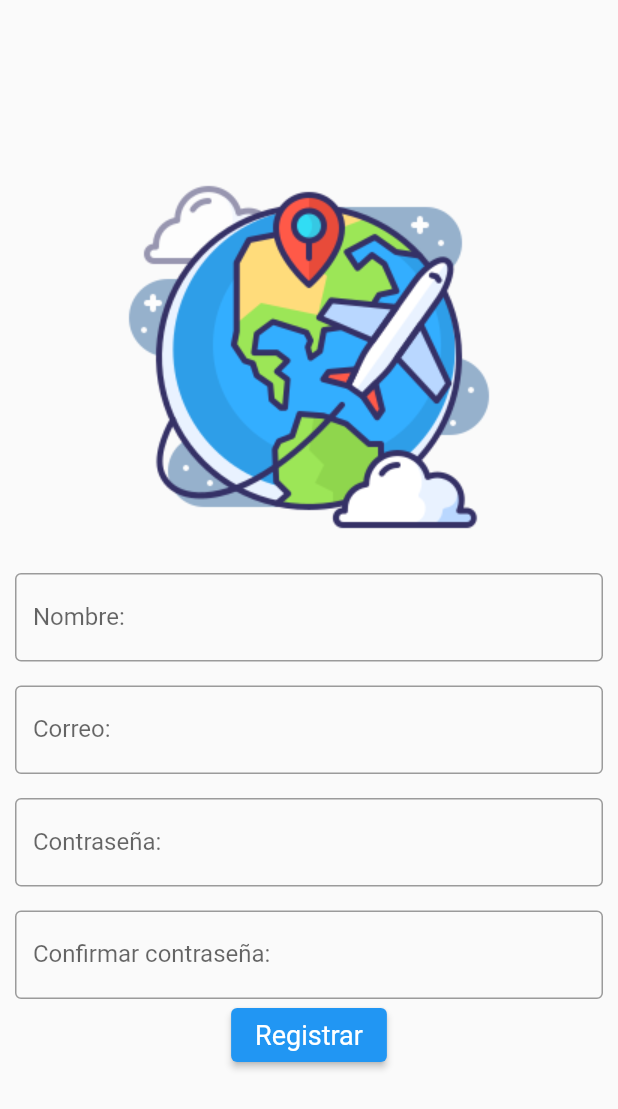
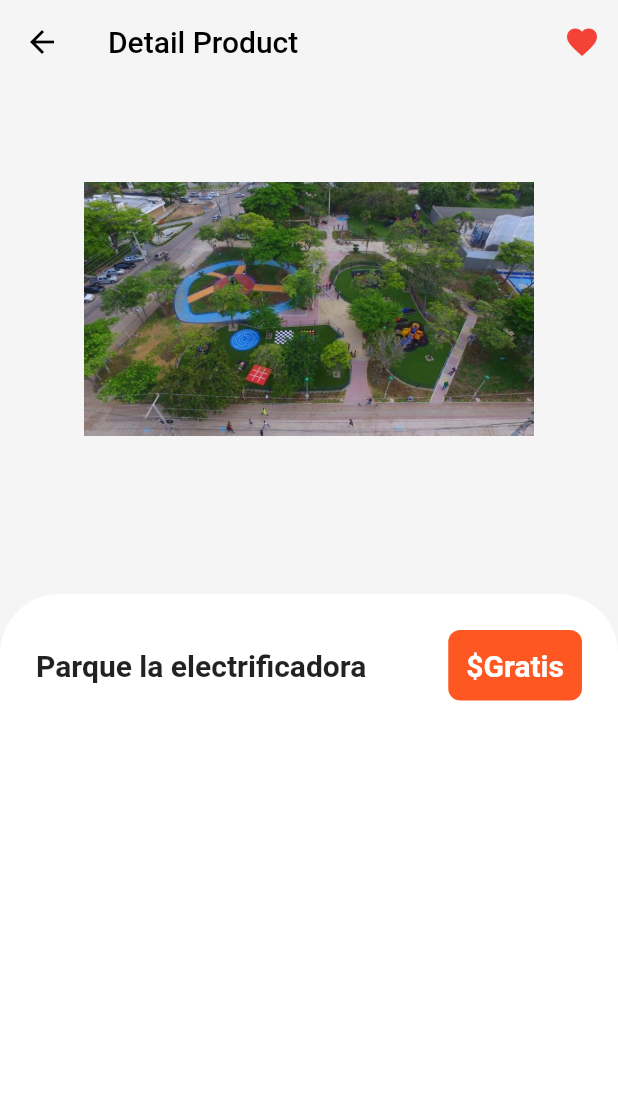
Before and after one commit to JuanDiego12109/movil, a Flutter app: the screen it shows after launch, on a phone screen of 412 x 824 dp. Shown: the top 1109 px of the screen. Run offline on Flutter 3.47's test engine with Material 2 defaults, Android fonts, the phone set to English and light mode, and no system bars.

Commit message:
product description

```diff
--- a/lib/main.dart
+++ b/lib/main.dart
@@ -1,5 +1,6 @@
 import 'package:flutter/material.dart';
 import 'package:movil_app/pages/register_page.dart';
+import 'package:movil_app/pages/product_details.dart';
 
 void main() {
   runApp(const MyApp());
@@ -14,10 +15,10 @@ class MyApp extends StatelessWidget {
     return MaterialApp(
       title: 'Turismo',
       theme: ThemeData(
-
         primarySwatch: Colors.blue,
       ),
-      home: const RegisterPage(title: 'Turismo'),
+      // home: const ProductDetails(title: 'Turismo'),
+      home: const ProductDetails(),
     );
   }
 }
--- /dev/null
+++ b/lib/pages/product_details.dart
@@ -0,0 +1,95 @@
+import 'package:flutter/material.dart';
+
+class ProductDetails extends StatelessWidget {
+  const ProductDetails({Key? key}) : super(key: key);
+
+  @override
+  Widget build(BuildContext context) {
+    return SafeArea(
+      child: Scaffold(
+        backgroundColor: Colors.grey.shade100,
+        appBar: AppBar(
+          foregroundColor: Colors.black,
+          backgroundColor: Colors.transparent,
+          elevation: 0,
+          title: Text("Detail Product"),
+          leading: IconButton(
+            icon: Icon(Icons.arrow_back),
+            onPressed: () {},
+          ),
+          actions: [
+            IconButton(
+              onPressed: () {},
+              icon: const Icon(
+                Icons.favorite,
+                color: Colors.red,
+              ),
+            ),
+          ],
+        ),
+        body: Center(
+          child: Column(
+            children: [
+              const Image(
+                image: AssetImage('assets/images/parque.jpg'),
+                // Image(image: NetworkImage(image)),
+                width: 300,
+                height: 300,
+              ),
+              const SizedBox(height: 40),
+              Expanded(
+                child: Container(
+                  width: double.infinity,
+                  padding: const EdgeInsets.all(16),
+                  decoration: const BoxDecoration(
+                    color: Colors.white,
+                    borderRadius: BorderRadius.only(
+                      topLeft: Radius.circular(40),
+                      topRight: Radius.circular(40),
+                    ),
+                  ),
+                  child: Column(
+                    children: [
+                      Padding(
+                        padding: const EdgeInsets.all(8.0),
+                        child: Row(
+                          children: [
+                            const Expanded(
+                                child: Text("Parque la electrificadora",
+                                    style: TextStyle(
+                                      fontSize: 20,
+                                      fontWeight: FontWeight.bold,
+                                    ))),
+                            const SizedBox(width: 16),
+                            // minute3
+                            Container(
+                                padding: EdgeInsets.all(12),
+                                decoration: BoxDecoration(
+                                  color: Colors.deepOrange,
+                                  borderRadius: BorderRadius.circular(8),
+                                ),
+                                child: const Text(
+                                  "\$Gratis",
+                                  style: TextStyle(
+                                    fontSize: 20,
+                                    fontWeight: FontWeight.bold,
+                                    color: Colors.white,
+                                  ),
+                                )),
+                          ],
+                        ),
+                      ),
+                    ],
+                  ),
+                ),
+              ),
+            ],
+          ),
+        ),
+      ),
+    );
+  }
+}
+
+final image =
+    'https://www.elheraldo.co/sites/default/files/styles/width_860/public/articulo/2017/05/31/parque_0.jpg?itok=tW0WGovR';
```
Also changed, not shown: pubspec.yaml (+0 -35 lines), assets/images/parque.jpg (added), 8 other files.
